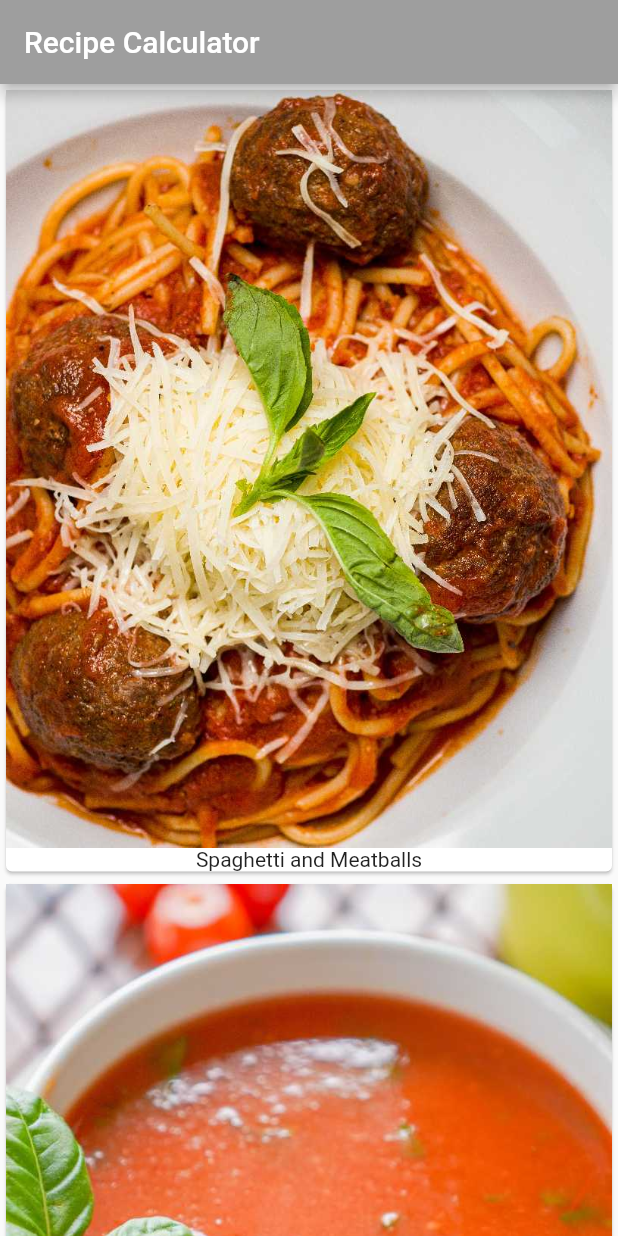
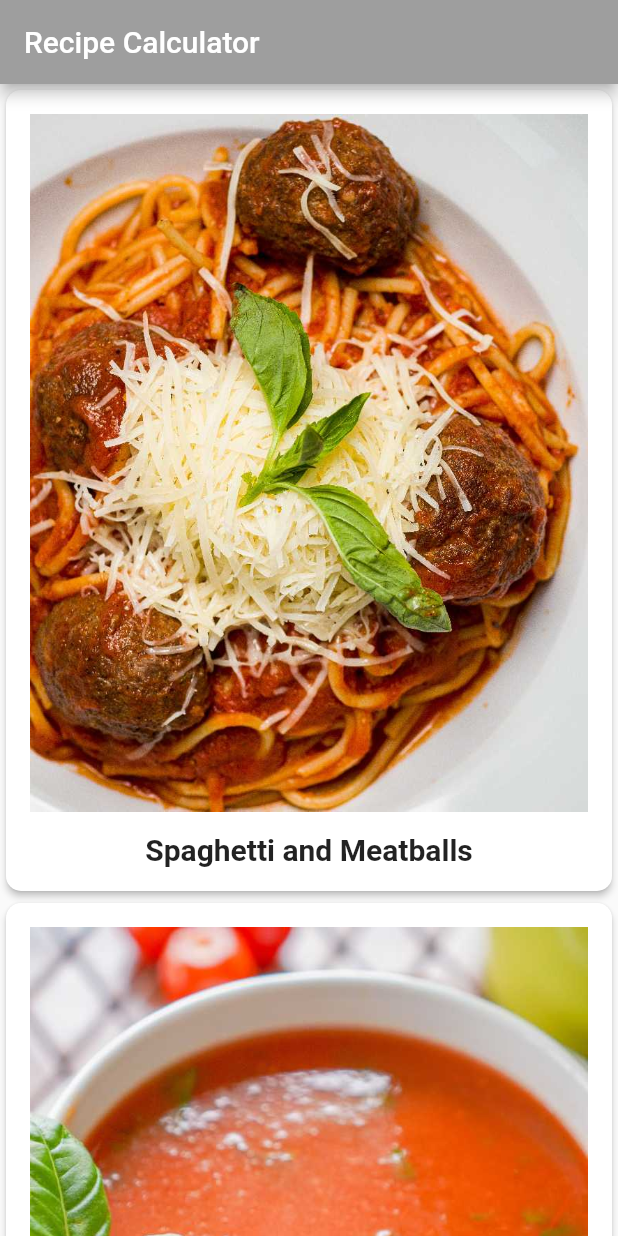
Before and after one commit to andreyka-web/recipies-flutter-app, a Flutter app: the screen it shows after launch, on a phone screen of 412 x 824 dp. Run offline on Flutter 3.47's test engine with Material 2 defaults, Android fonts, the phone set to English and light mode, and no system bars; Roboto replaces fonts that are missing (Palatino).

Commit message:
making it look nice

```diff
--- a/lib/main.dart
+++ b/lib/main.dart
@@ -16,10 +16,8 @@
     return MaterialApp(
       title: 'Flutter Demo',
       theme: theme.copyWith(
-        colorScheme: theme.colorScheme.copyWith(
-          primary: Colors.grey,
-          secondary: Colors.black
-        ),
+        colorScheme: theme.colorScheme
+            .copyWith(primary: Colors.grey, secondary: Colors.black),
       ),
       home: const MyHomePage(title: 'Recipe Calculator'),
     );
@@ -63,12 +61,27 @@
 
   Widget buildRecipeCard(Recipe recipe) {
     return Card(
-      child: Column(
-       children: <Widget>[
-         Image(image: AssetImage(recipe.imageUrl)),
-         Text(recipe.label)
-       ],
-      )
+      elevation: 2.0,
+      shape: RoundedRectangleBorder(borderRadius: BorderRadius.circular(10.0)),
+      child: Padding(
+        padding: const EdgeInsets.all(16.0),
+        child: Column(
+          children: <Widget>[
+            Image(image: AssetImage(recipe.imageUrl)),
+            const SizedBox(
+              height: 14.0,
+            ),
+            Text(
+                recipe.label,
+              style: const TextStyle(
+                fontSize: 20.0,
+                fontWeight: FontWeight.w700,
+                fontFamily: 'Palatino',
+              )
+            )
+          ],
+        ),
+      ),
     );
   }
 }
```
